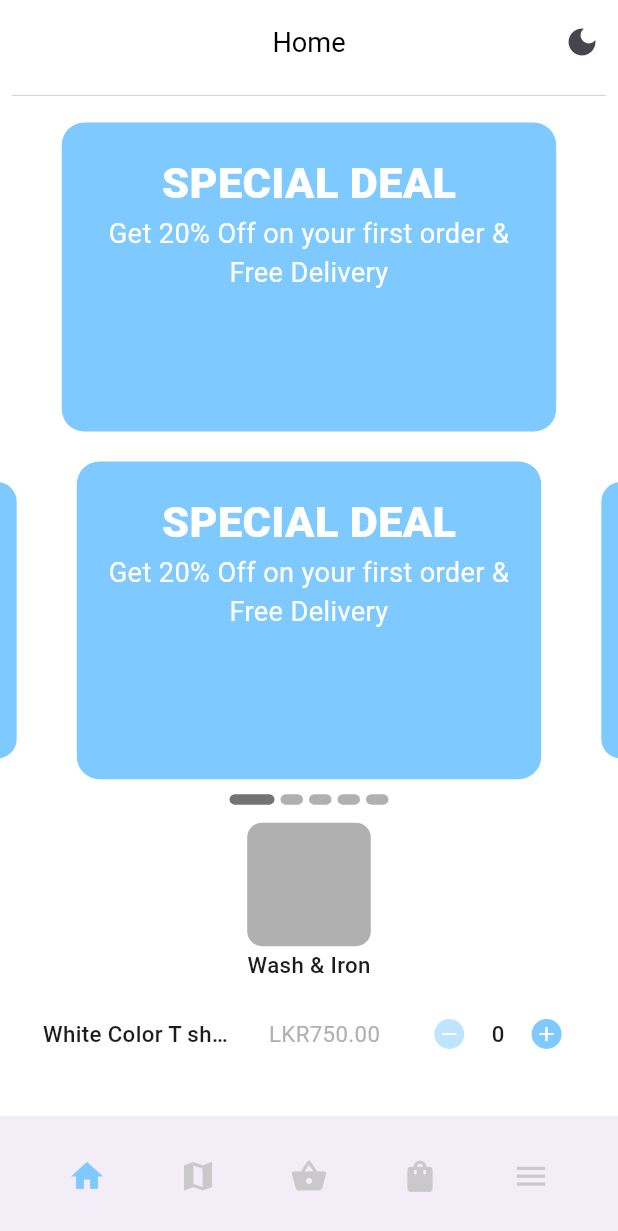
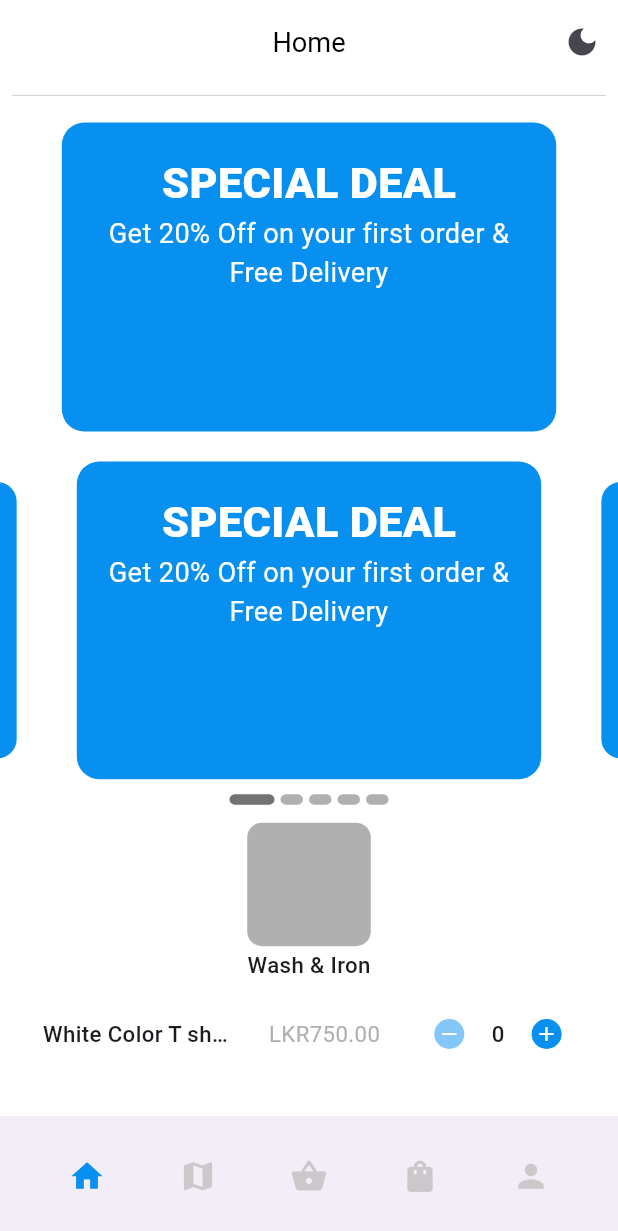
Before and after one commit to dinodtharinda/flutter-design-app, a Flutter app: the DashboardScreen screen opened directly, scrolled down 408 dp, on a phone screen of 412 x 824 dp. Shown: the top 1231 px of the screen. Run offline on Flutter 3.47's test engine with Material 3 defaults, Android fonts, the light colour scheme and no system bars; drawn by our look-alikes of carousel_slider; our stand-ins replace cached_network_image, google_maps_flutter, shared_preferences; accounts and stored records are empty; network calls fail.

Commit message:
clear warnings

```diff
--- a/lib/data/api/api_client.dart
+++ b/lib/data/api/api_client.dart
@@ -1,3 +1,5 @@
+// ignore_for_file: avoid_print
+
 import 'dart:convert';
 import 'package:http/http.dart' as http;
 import 'package:flutter/material.dart';
--- a/lib/data/repository/auth_repo.dart
+++ b/lib/data/repository/auth_repo.dart
@@ -1,3 +1,5 @@
+// ignore_for_file: avoid_print
+
 import 'package:flutter/material.dart';
 import '../../utils/constant/app_constants.dart';
 import '../model/response/response_model.dart';
--- a/lib/utils/custom/app_custom_widgets.dart
+++ b/lib/utils/custom/app_custom_widgets.dart
@@ -820,7 +820,7 @@ class _CustomSliderState extends State<CustomSlider> {
   int _index = 0;
   final CarouselController _carouselController = CarouselController();
 
-  bool _isSelected = false;
+   final bool _isSelected = false;
   @override
   Widget build(BuildContext context) {
     final _items = widget.items;
@@ -978,7 +978,7 @@ class AlphaProductCard extends StatelessWidget {
       width: Dime.SCREEN_WIDTH(context) * 0.55,
       height: Dime.SCREEN_WIDTH(context) * 0.5,
       child: Column(children: [
-        Container(
+        SizedBox(
           width: double.infinity,
           height: Dime.SCREEN_WIDTH(context) * 0.25,
           child: CustomImage(
--- a/lib/utils/custom/drawer.dart
+++ b/lib/utils/custom/drawer.dart
@@ -1,5 +1,5 @@
 import 'package:flutter/material.dart';
-import 'app_custom_widgets.dart';
+// import 'app_custom_widgets.dart';
 
 class AppDrawer extends StatefulWidget {
   const AppDrawer({super.key});
--- a/lib/utils/themes/colors.dart
+++ b/lib/utils/themes/colors.dart
@@ -1,7 +1,7 @@
 import 'package:flutter/material.dart';
 
 class CustomColor{
- static const Color primaryColor = Color.fromARGB(255, 126, 201, 255);
+ static const Color primaryColor = Color(0xFF0890F1);
  static const Color secondaryColor = Color(0xFFFFD06D);
  static const Color backColor = Colors.black;
  static const Color lightColor = Colors.white;
--- a/lib/views/screens/dashboard/dashboard_screen.dart
+++ b/lib/views/screens/dashboard/dashboard_screen.dart
@@ -28,7 +28,12 @@ class _DashboardScreenState extends State<DashboardScreen> {
         index: pageIndex,
         children: const [
           HomeScreen(),
-          MapScreen()
+          MapScreen(),
+          HomeScreen(),
+          HomeScreen(),
+          HomeScreen(),
+
+
         ],
       ),
       bottomNavigationBar: BottomAppBar(
@@ -41,7 +46,6 @@ class _DashboardScreenState extends State<DashboardScreen> {
           padding: const EdgeInsets.all(Dime.PADDING_SIZE_EXTRA_SMALL),
           child: Row(children: [
             BottomNavItem(
-
                 iconData: Icons.home,
                 isSelected: pageIndex == 0,
                 onTap: () {
@@ -70,7 +74,7 @@ class _DashboardScreenState extends State<DashboardScreen> {
                   _setPage(3);
                 }),
             BottomNavItem(
-                iconData: Icons.menu,
+                iconData: Icons.person,
                 isSelected: pageIndex == 4,
                 onTap: () {
                   print("Index 1");
--- a/lib/views/screens/home/home_screen.dart
+++ b/lib/views/screens/home/home_screen.dart
@@ -1,4 +1,4 @@
-// ignore_for_file: invalid_use_of_protected_member
+// ignore_for_file: invalid_use_of_protected_member, avoid_print
 
 import 'package:flutter/material.dart';
 import 'package:flutter_design_app/utils/custom/app_custom_widgets.dart';
```
Also changed, not shown: lib/views/screens/auth/sign_in_screen.dart (+27 -26 lines), lib/views/screens/map/map_screen.dart (+5 -4 lines).
